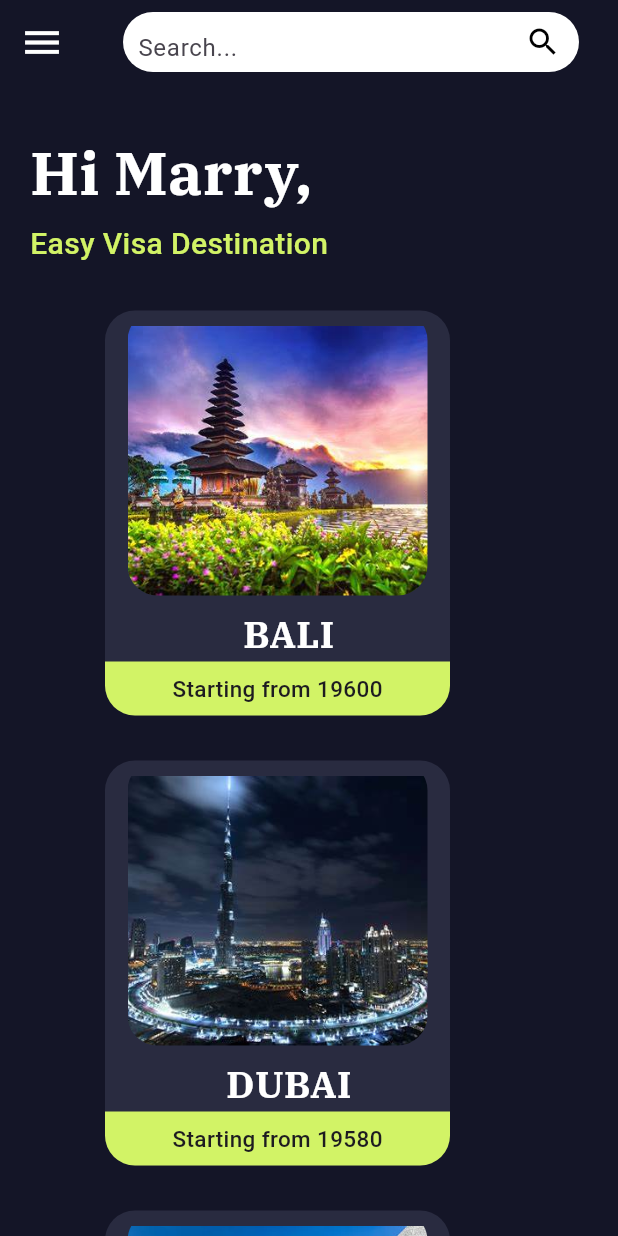
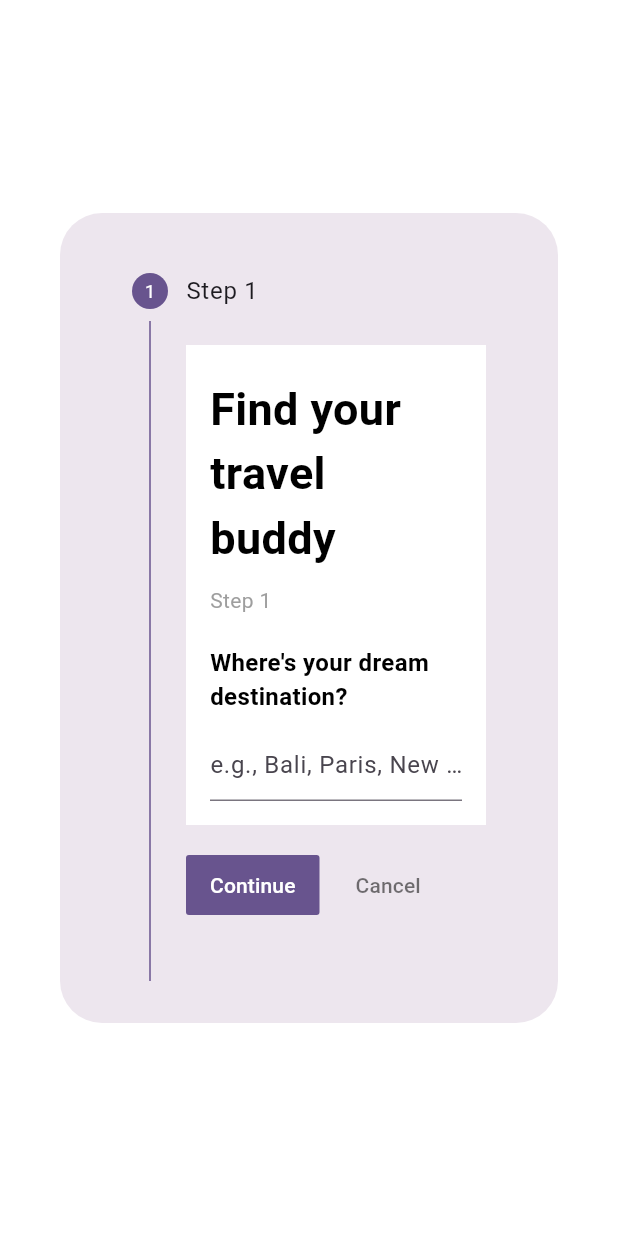
Before and after one commit to chakshit2004h/treckify, a Flutter app: the screen it shows after launch, on a phone screen of 412 x 824 dp. Run offline on Flutter 3.47's test engine with Material 3 defaults, Android fonts, the phone set to English and light mode, and no system bars; our stand-ins replace font_awesome_flutter.

Commit message:
Initial commit

```diff
--- a/lib/main.dart
+++ b/lib/main.dart
@@ -5,6 +5,7 @@ import 'package:treckify/pages/home.dart';
 import 'package:treckify/pages/login.dart';
 import 'package:treckify/pages/signup.dart';
 import 'package:treckify/pages/splashscreen.dart';
+import 'package:treckify/pages/travelbuddy.dart';
 
 void main() {
   runApp(const MyApp());
@@ -38,7 +39,7 @@ class MyApp extends StatelessWidget {
         colorScheme: ColorScheme.fromSeed(seedColor: Colors.deepPurple),
         useMaterial3: true,
       ),
-      home: const Home(),
+      home: TravelDialogBox(),
     );
   }
 }
--- a/lib/pages/home.dart
+++ b/lib/pages/home.dart
@@ -1,4 +1,5 @@
 import 'package:flutter/material.dart';
+import 'package:treckify/pages/travelbuddy.dart';
 
 import 'communities.dart';
 
@@ -132,7 +133,7 @@ class _HomeState extends State<Home> {
               leading: const Icon(Icons.person_pin_circle, color: Colors.white),
               title: const Text('Travel Buddy', style: TextStyle(color: Colors.white)),
               onTap: () {
-                Navigator.pop(context); // Handle travel buddy tap
+                Navigator.push(context,MaterialPageRoute(builder: (context) => TravelDialogBox())); // Handle travel buddy tap
               },
             ),
             ListTile(
--- /dev/null
+++ b/lib/pages/travelbuddy.dart
@@ -0,0 +1,447 @@
+import 'package:flutter/material.dart';
+import 'package:treckify/pages/home.dart';
+
+class TravelDialogBox extends StatefulWidget {
+  @override
+  _TravelDialogBoxState createState() => _TravelDialogBoxState();
+}
+
+class _TravelDialogBoxState extends State<TravelDialogBox> {
+  int currentStep = 0;
+  String destination = '';
+  List<String> selectedGenders = [];
+  String budget = '';
+  String travelStatus = '';
+  String about = '';
+
+  final _formKey = GlobalKey<FormState>();
+
+  // Method to handle next and previous steps
+  void nextStep() {
+    if (currentStep < getSteps().length - 1) {
+      setState(() {
+        currentStep++;
+      });
+    } else {
+      _showConfirmationDialog();
+    }
+  }
+
+  void previousStep() {
+    if (currentStep > 0) {
+      setState(() {
+        currentStep--;
+      });
+    }
+  }
+
+  // Steps UI
+  List<Widget> getSteps() {
+    return [
+      // Step 1: Destination TextField
+      Container(
+        width: 300,
+        height: 320,
+        padding: const EdgeInsets.all(16.0),
+        color: Colors.white,
+        child: Column(
+          crossAxisAlignment: CrossAxisAlignment.start,
+          children: [
+            Padding(
+              padding: const EdgeInsets.only(top: 5.0),
+              child: const Text(
+                "Find your travel buddy",
+                style: TextStyle(
+                  color: Colors.black,
+                  fontSize: 30,
+                  fontWeight: FontWeight.bold,
+                ),
+              ),
+            ),
+            const SizedBox(height: 10),
+            Text(
+              "Step ${currentStep + 1}",
+              style: const TextStyle(color: Colors.grey, fontSize: 14),
+            ),
+            const SizedBox(height: 20),
+            const Text(
+              "Where's your dream destination?",
+              style: TextStyle(
+                color: Colors.black,
+                fontWeight: FontWeight.bold,
+                fontSize: 16,
+              ),
+            ),
+            const SizedBox(height: 10),
+            TextFormField(
+              decoration: const InputDecoration(
+                hintText: "e.g., Bali, Paris, New York",
+              ),
+              onChanged: (value) => setState(() {
+                destination = value;
+              }),
+            ),
+          ],
+        ),
+      ),
+
+      // Step 2: Gender Checkboxes with Heading and Subheading
+      Container(
+        padding: const EdgeInsets.all(16.0),
+        color: Colors.white,
+        child: Column(
+          crossAxisAlignment: CrossAxisAlignment.start,
+          children: [
+            Padding(
+              padding: const EdgeInsets.only(top: 30.0),
+              child: const Text(
+                "Find your travel buddy",
+                style: TextStyle(
+                  color: Colors.black,
+                  fontSize: 30,
+                  fontWeight: FontWeight.bold,
+                ),
+              ),
+            ),
+            const SizedBox(height: 10),
+            Text(
+              "Step ${currentStep + 1}",
+              style: const TextStyle(color: Colors.grey, fontSize: 14),
+            ),
+            const SizedBox(height: 20),
+            const Text(
+              "What's your gender? (Select all that apply)",
+              style: TextStyle(
+                color: Colors.black,
+                fontWeight: FontWeight.bold,
+                fontSize: 16,
+              ),
+            ),
+            const SizedBox(height: 10),
+            CheckboxListTile(
+              title: const Text("Male"),
+              value: selectedGenders.contains('Male'),
+              onChanged: (bool? value) {
+                setState(() {
+                  value == true
+                      ? selectedGenders.add('Male')
+                      : selectedGenders.remove('Male');
+                });
+              },
+            ),
+            CheckboxListTile(
+              title: const Text("Female"),
+              value: selectedGenders.contains('Female'),
+              onChanged: (bool? value) {
+                setState(() {
+                  value == true
+                      ? selectedGenders.add('Female')
+                      : selectedGenders.remove('Female');
+                });
+              },
+            ),
+            CheckboxListTile(
+              title: const Text("Non-binary"),
+              value: selectedGenders.contains('Non-binary'),
+              onChanged: (bool? value) {
+                setState(() {
+                  value == true
+                      ? selectedGenders.add('Non-binary')
+                      : selectedGenders.remove('Non-binary');
+                });
+              },
+            ),
+            CheckboxListTile(
+              title: const Text("Other"),
+              value: selectedGenders.contains('Other'),
+              onChanged: (bool? value) {
+                setState(() {
+                  value == true
+                      ? selectedGenders.add('Other')
+                      : selectedGenders.remove('Other');
+                });
+              },
+            ),
+          ],
+        ),
+      ),
+
+      // Step 3: Budget TextField
+      Container(
+        padding: const EdgeInsets.all(16.0),
+        color: Colors.white,
+        child: Column(
+          crossAxisAlignment: CrossAxisAlignment.start,
+          children: [
+            Padding(
+              padding: const EdgeInsets.only(top: 30.0),
+              child: const Text(
+                "Find your travel buddy",
+                style: TextStyle(
+                  color: Colors.black,
+                  fontSize: 30,
+                  fontWeight: FontWeight.bold,
+                ),
+              ),
+            ),
+            const SizedBox(height: 10),
+            Text(
+              "Step ${currentStep + 1}",
+              style: const TextStyle(color: Colors.grey, fontSize: 14),
+            ),
+            const SizedBox(height: 20),
+            const Text(
+              "What's your daily budget?",
+              style: TextStyle(
+                color: Colors.black,
+                fontWeight: FontWeight.bold,
+                fontSize: 16,
+              ),
+            ),
+            const SizedBox(height: 10),
+            TextFormField(
+              keyboardType: TextInputType.number,
+              decoration: const InputDecoration(
+                hintText: "Enter your daily budget in rupees",
+              ),
+              onChanged: (value) => setState(() {
+                budget = value;
+              }),
+            ),
+          ],
+        ),
+      ),
+
+      // Step 4: Travel Status
+      Container(
+        padding: const EdgeInsets.all(16.0),
+        color: Colors.white,
+        child: Column(
+          crossAxisAlignment: CrossAxisAlignment.start,
+          children: [
+            Padding(
+              padding: const EdgeInsets.only(top: 30.0),
+              child: const Text(
+                "Find your travel buddy",
+                style: TextStyle(
+                  color: Colors.black,
+                  fontSize: 30,
+                  fontWeight: FontWeight.bold,
+                ),
+              ),
+            ),
+            const SizedBox(height: 10),
+            Text(
+              "Step ${currentStep + 1}",
+              style: const TextStyle(color: Colors.grey, fontSize: 14),
+            ),
+            const SizedBox(height: 20),
+            const Text(
+              "What's your travel style? (Select all that apply)",
+              style: TextStyle(
+                color: Colors.black,
+                fontWeight: FontWeight.bold,
+                fontSize: 16,
+              ),
+            ),
+            const SizedBox(height: 10),
+
+            // Checkbox for different travel styles
+            CheckboxListTile(
+              title: const Text("Luxury"),
+              value: selectedGenders.contains('Luxury'),
+              onChanged: (bool? value) {
+                setState(() {
+                  value == true
+                      ? selectedGenders.add('Luxury')
+                      : selectedGenders.remove('Luxury');
+                });
+              },
+            ),
+            CheckboxListTile(
+              title: const Text("Budget"),
+              value: selectedGenders.contains('Budget'),
+              onChanged: (bool? value) {
+                setState(() {
+                  value == true
+                      ? selectedGenders.add('Budget')
+                      : selectedGenders.remove('Budget');
+                });
+              },
+            ),
+            CheckboxListTile(
+              title: const Text("Adventure"),
+              value: selectedGenders.contains('Adventure'),
+              onChanged: (bool? value) {
+                setState(() {
+                  value == true
+                      ? selectedGenders.add('Adventure')
+                      : selectedGenders.remove('Adventure');
+                });
+              },
+            ),
+            CheckboxListTile(
+              title: const Text("Cultural"),
+              value: selectedGenders.contains('Cultural'),
+              onChanged: (bool? value) {
+                setState(() {
+                  value == true
+                      ? selectedGenders.add('Cultural')
+                      : selectedGenders.remove('Cultural');
+                });
+              },
+            ),
+            CheckboxListTile(
+              title: const Text("Relaxation"),
+              value: selectedGenders.contains('Relaxation'),
+              onChanged: (bool? value) {
+                setState(() {
+                  value == true
+                      ? selectedGenders.add('Relaxation')
+                      : selectedGenders.remove('Relaxation');
+                });
+              },
+            ),
+            CheckboxListTile(
+              title: const Text("Foodie"),
+              value: selectedGenders.contains('Foodie'),
+              onChanged: (bool? value) {
+                setState(() {
+                  value == true
+                      ? selectedGenders.add('Foodie')
+                      : selectedGenders.remove('Foodie');
+                });
+              },
+            ),
+          ],
+        ),
+      ),
+
+      // Step 5: Tell About Yourself
+      Container(
+        padding: const EdgeInsets.all(16.0),
+        color: Colors.white,
+        child: Column(
+          crossAxisAlignment: CrossAxisAlignment.start,
+          children: [
+            Padding(
+              padding: const EdgeInsets.only(top: 30.0),
+              child: const Text(
+                "Find your travel buddy",
+                style: TextStyle(
+                  color: Colors.black,
+                  fontSize: 30,
+                  fontWeight: FontWeight.bold,
+                ),
+              ),
+            ),
+            const SizedBox(height: 10),
+            Text(
+              "Step ${currentStep + 1}",
+              style: const TextStyle(color: Colors.grey, fontSize: 14),
+            ),
+            const SizedBox(height: 20),
+            const Text(
+              "Tell us something about yourself",
+              style: TextStyle(
+                color: Colors.black,
+                fontWeight: FontWeight.bold,
+                fontSize: 16,
+              ),
+            ),
+            const SizedBox(height: 10),
+            TextFormField(
+              maxLines: 3,
+              decoration: const InputDecoration(
+                hintText: "About yourself...",
+              ),
+              onChanged: (value) => setState(() {
+                about = value;
+              }),
+            ),
+          ],
+        ),
+      ),
+    ];
+  }
+
+  void _showConfirmationDialog() {
+    showDialog(
+      context: context,
+      builder: (BuildContext context) {
+        return AlertDialog(
+          title: const Text("Confirmation"),
+          content: Column(
+            mainAxisSize: MainAxisSize.min,
+            children: [
+              const Text("You have successfully submitted your travel buddy request!"),
+              const SizedBox(height: 20),
+              const Text("Potential travel partners:"),
+              const SizedBox(height: 10),
+              Column(
+                crossAxisAlignment: CrossAxisAlignment.start,
+                children: [
+                  _buildPartnerRow("John Doe"),
+                  _buildPartnerRow("Jane Smith"),
+                  _buildPartnerRow("Alex Brown"),
+                  _buildPartnerRow("Emily White"),
+                ],
+              ),
+            ],
+          ),
+          actions: [
+            TextButton(
+              child: const Text("Finish"),
+              onPressed: () {
+                Navigator.push(context,MaterialPageRoute(builder: (context) => Home()));
+              },
+            ),
+          ],
+        );
+      },
+    );
+  }
+
+  Widget _buildPartnerRow(String name) {
+    return Row(
+      mainAxisAlignment: MainAxisAlignment.spaceBetween,
+      children: [
+        Text(name),
+        TextButton(
+          onPressed: () {
+            // Logic to send request to the partner
+            ScaffoldMessenger.of(context).showSnackBar(
+              SnackBar(content: Text("Request sent to $name")),
+            );
+          },
+          child: const Text("Send Request"),
+        ),
+      ],
+    );
+  }
+
+
+  @override
+  Widget build(BuildContext context) {
+    return AlertDialog(
+      content: SizedBox(
+        width: 400,
+        height: 500,
+        child: Stepper(
+          currentStep: currentStep,
+          onStepContinue: nextStep,
+          onStepCancel: previousStep,
+          steps: getSteps()
+              .asMap()
+              .map((index, step) => MapEntry(index, Step(
+            title: Text('Step ${index + 1}'),
+            content: step,
+            isActive: currentStep >= index,
+          )))
+              .values
+              .toList(),
+        ),
+      ),
+    );
+  }
+}
```
